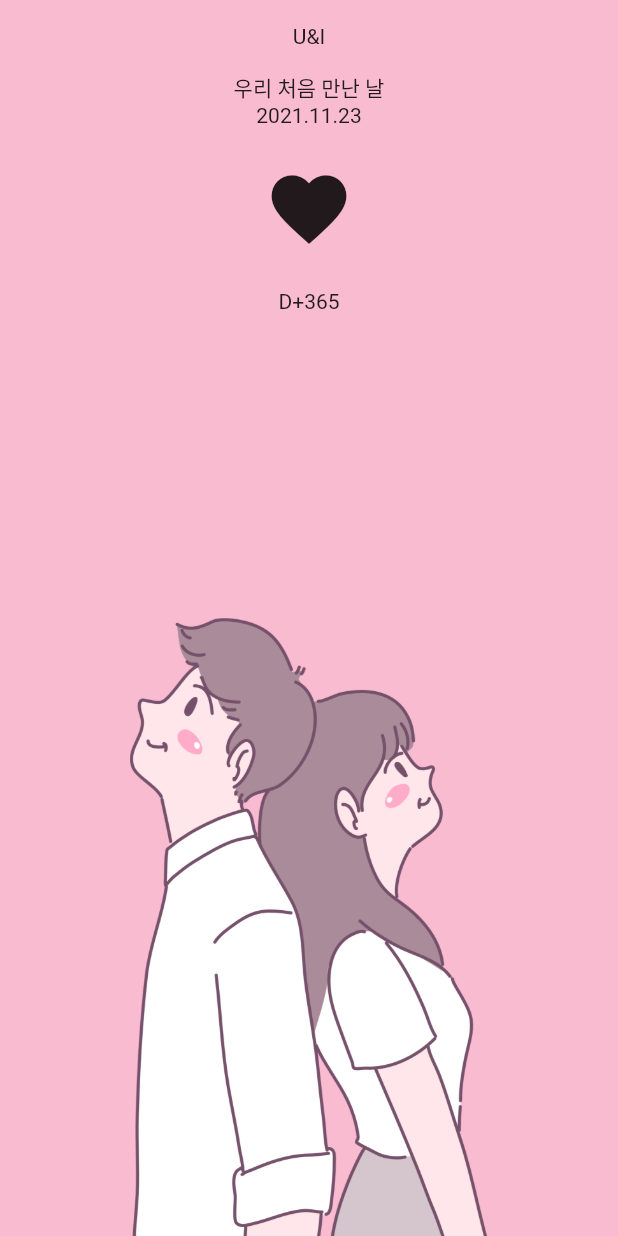
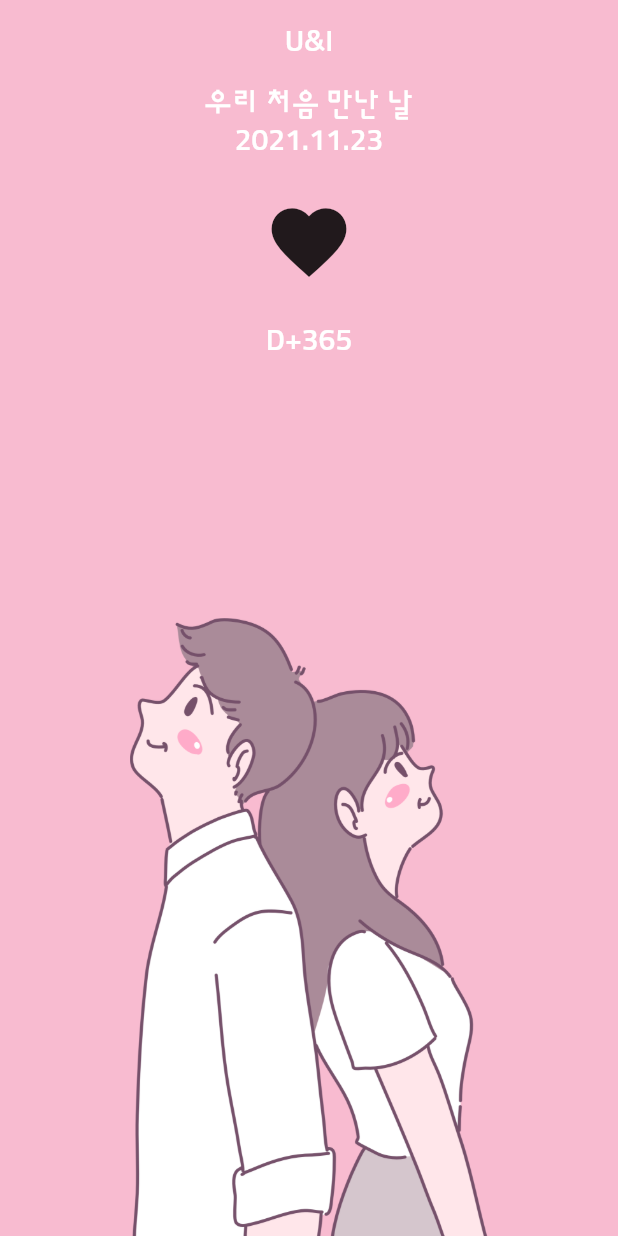
Before and after one commit to chihyeonwon/Loving_Day, a Flutter app: the screen it shows after launch, on a phone screen of 412 x 824 dp. Run offline on Flutter 3.47's test engine with Material 2 defaults, Android fonts, the light colour scheme and no system bars.

Commit message:
Text 위젯 테마를 지정

```diff
--- a/lib/main.dart
+++ b/lib/main.dart
@@ -15,7 +15,28 @@ class MyApp extends StatelessWidget {
     return MaterialApp(
       title: 'Flutter Demo',
       theme: ThemeData(
-        primarySwatch: Colors.blue,
+        fontFamily:'sunflower', // 기본 글씨체
+        textTheme: TextTheme(
+          headline1: TextStyle(
+            color:Colors.white,
+            fontSize:80.0,
+            fontWeight: FontWeight.w700,
+            fontFamily:'parisienne',
+          ),
+          bodyText1: TextStyle(
+            color:Colors.white,
+            fontSize:30.0,
+          ),
+          bodyText2: TextStyle(
+            color:Colors.white,
+            fontSize:20.0,
+          ),
+          headline2: TextStyle(
+            color:Colors.white,
+            fontSize:50.0,
+            fontWeight:FontWeight.w700,
+          ),
+        )
       ),
       home: HomeScreen(),
     );
```
